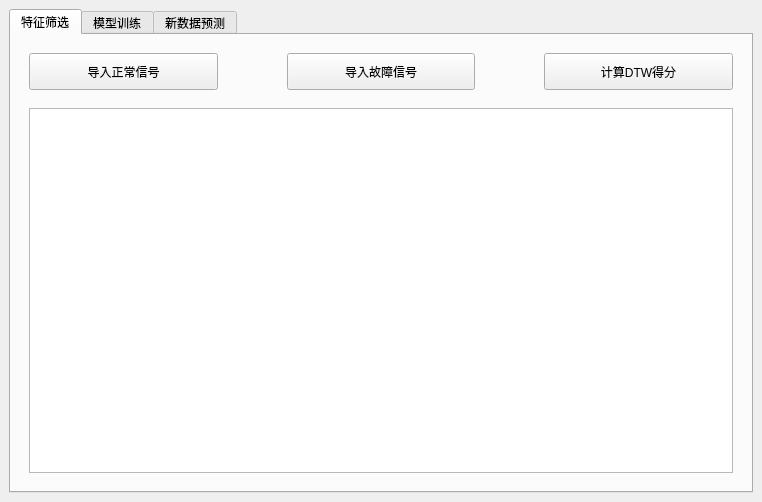
DuskSwan/fault_estimation_master_design, file GUI/FaultDegreeGUI.ui: the form before one commit.
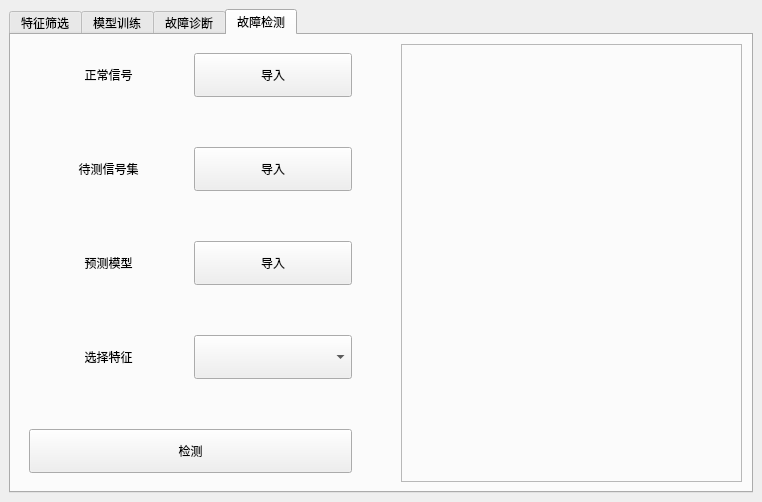
The form after the commit. The open tabs and pages were chosen to show the change.

What changed in the file:
```diff
--- a/GUI/FaultDegreeGUI.ui
+++ b/GUI/FaultDegreeGUI.ui
@@ -13,8 +13,8 @@
   <property name="windowTitle">
    <string>FaultDetect</string>
   </property>
-  <layout class="QGridLayout" name="gridLayout">
-   <item row="0" column="1">
+  <layout class="QHBoxLayout" name="horizontalLayout_6">
+   <item>
     <widget class="QTabWidget" name="tabWidget">
      <property name="layoutDirection">
       <enum>Qt::LeftToRight</enum>
@@ -289,7 +289,7 @@
      </widget>
      <widget class="QWidget" name="PredictTab">
       <attribute name="title">
-       <string>新数据预测</string>
+       <string>故障诊断</string>
       </attribute>
       <layout class="QHBoxLayout" name="horizontalLayout_5" stretch="8,1,10">
        <item>
@@ -477,6 +477,196 @@
        </item>
       </layout>
      </widget>
+     <widget class="QWidget" name="DetectTab">
+      <attribute name="title">
+       <string>故障检测</string>
+      </attribute>
+      <layout class="QHBoxLayout" name="horizontalLayout_8" stretch="10,1,10">
+       <item>
+        <widget class="QWidget" name="widgetInDetection" native="true">
+         <layout class="QGridLayout" name="gridLayout_4">
+          <item row="3" column="2">
+           <spacer name="verticalSpacer_10">
+            <property name="orientation">
+             <enum>Qt::Vertical</enum>
+            </property>
+            <property name="sizeHint" stdset="0">
+             <size>
+              <width>20</width>
+              <height>40</height>
+             </size>
+            </property>
+           </spacer>
+          </item>
+          <item row="1" column="2">
+           <spacer name="verticalSpacer_9">
+            <property name="orientation">
+             <enum>Qt::Vertical</enum>
+            </property>
+            <property name="sizeHint" stdset="0">
+             <size>
+              <width>20</width>
+              <height>40</height>
+             </size>
+            </property>
+           </spacer>
+          </item>
+          <item row="4" column="2">
+           <widget class="QPushButton" name="btnImportModel_Dete">
+            <property name="sizePolicy">
+             <sizepolicy hsizetype="Minimum" vsizetype="Expanding">
+              <horstretch>0</horstretch>
+              <verstretch>0</verstretch>
+             </sizepolicy>
+            </property>
+            <property name="text">
+             <string>导入</string>
+            </property>
+           </widget>
+          </item>
+          <item row="7" column="2">
+           <widget class="QComboBox" name="comboBoxSelectFeaturesInDetection">
+            <property name="sizePolicy">
+             <sizepolicy hsizetype="Preferred" vsizetype="Expanding">
+              <horstretch>0</horstretch>
+              <verstretch>0</verstretch>
+             </sizepolicy>
+            </property>
+           </widget>
+          </item>
+          <item row="5" column="2">
+           <spacer name="verticalSpacer_11">
+            <property name="orientation">
+             <enum>Qt::Vertical</enum>
+            </property>
+            <property name="sizeHint" stdset="0">
+             <size>
+              <width>20</width>
+              <height>40</height>
+             </size>
+            </property>
+           </spacer>
+          </item>
+          <item row="0" column="2">
+           <widget class="QPushButton" name="btnImportInferentSignal_Dete">
+            <property name="sizePolicy">
+             <sizepolicy hsizetype="Minimum" vsizetype="Expanding">
+              <horstretch>0</horstretch>
+              <verstretch>0</verstretch>
+             </sizepolicy>
+            </property>
+            <property name="text">
+             <string>导入</string>
+            </property>
+           </widget>
+          </item>
+          <item row="2" column="2">
+           <widget class="QPushButton" name="btnImportFullTest">
+            <property name="sizePolicy">
+             <sizepolicy hsizetype="Minimum" vsizetype="Expanding">
+              <horstretch>0</horstretch>
+              <verstretch>0</verstretch>
+             </sizepolicy>
+            </property>
+            <property name="text">
+             <string>导入</string>
+            </property>
+           </widget>
+          </item>
+          <item row="8" column="2">
+           <spacer name="verticalSpacer_12">
+            <property name="orientation">
+             <enum>Qt::Vertical</enum>
+            </property>
+            <property name="sizeHint" stdset="0">
+             <size>
+              <width>20</width>
+              <height>40</height>
+             </size>
+            </property>
+           </spacer>
+          </item>
+          <item row="7" column="1">
+           <widget class="QLabel" name="label_14">
+            <property name="text">
+             <string>选择特征</string>
+            </property>
+            <property name="alignment">
+             <set>Qt::AlignCenter</set>
+            </property>
+           </widget>
+          </item>
+          <item row="4" column="1">
+           <widget class="QLabel" name="label_15">
+            <property name="text">
+             <string>预测模型</string>
+            </property>
+            <property name="alignment">
+             <set>Qt::AlignCenter</set>
+            </property>
+           </widget>
+          </item>
+          <item row="2" column="1">
+           <widget class="QLabel" name="label_7">
+            <property name="text">
+             <string>待测信号集</string>
+            </property>
+            <property name="alignment">
+             <set>Qt::AlignCenter</set>
+            </property>
+           </widget>
+          </item>
+          <item row="0" column="1">
+           <widget class="QLabel" name="label_6">
+            <property name="text">
+             <string>正常信号</string>
+            </property>
+            <property name="alignment">
+             <set>Qt::AlignCenter</set>
+            </property>
+           </widget>
+          </item>
+          <item row="10" column="1" colspan="2">
+           <widget class="QPushButton" name="btnDetect">
+            <property name="sizePolicy">
+             <sizepolicy hsizetype="Minimum" vsizetype="Expanding">
+              <horstretch>0</horstretch>
+              <verstretch>0</verstretch>
+             </sizepolicy>
+            </property>
+            <property name="text">
+             <string>检测</string>
+            </property>
+           </widget>
+          </item>
+         </layout>
+        </widget>
+       </item>
+       <item>
+        <spacer name="horizontalSpacer_5">
+         <property name="orientation">
+          <enum>Qt::Horizontal</enum>
+         </property>
+         <property name="sizeHint" stdset="0">
+          <size>
+           <width>31</width>
+           <height>20</height>
+          </size>
+         </property>
+        </spacer>
+       </item>
+       <item>
+        <widget class="QFrame" name="frameInDetection">
+         <property name="frameShape">
+          <enum>QFrame::StyledPanel</enum>
+         </property>
+         <property name="frameShadow">
+          <enum>QFrame::Raised</enum>
+         </property>
+        </widget>
+       </item>
+      </layout>
+     </widget>
     </widget>
    </item>
   </layout>
```
Left out of the diff: 154 changed lines with no effect on the pictures.
